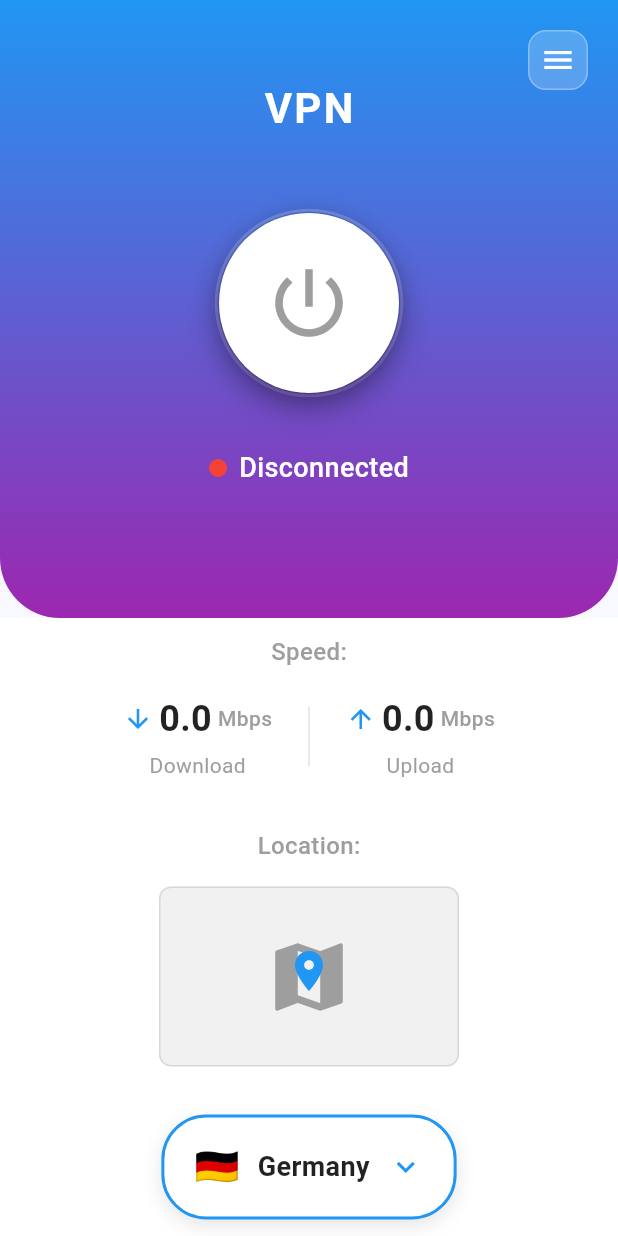
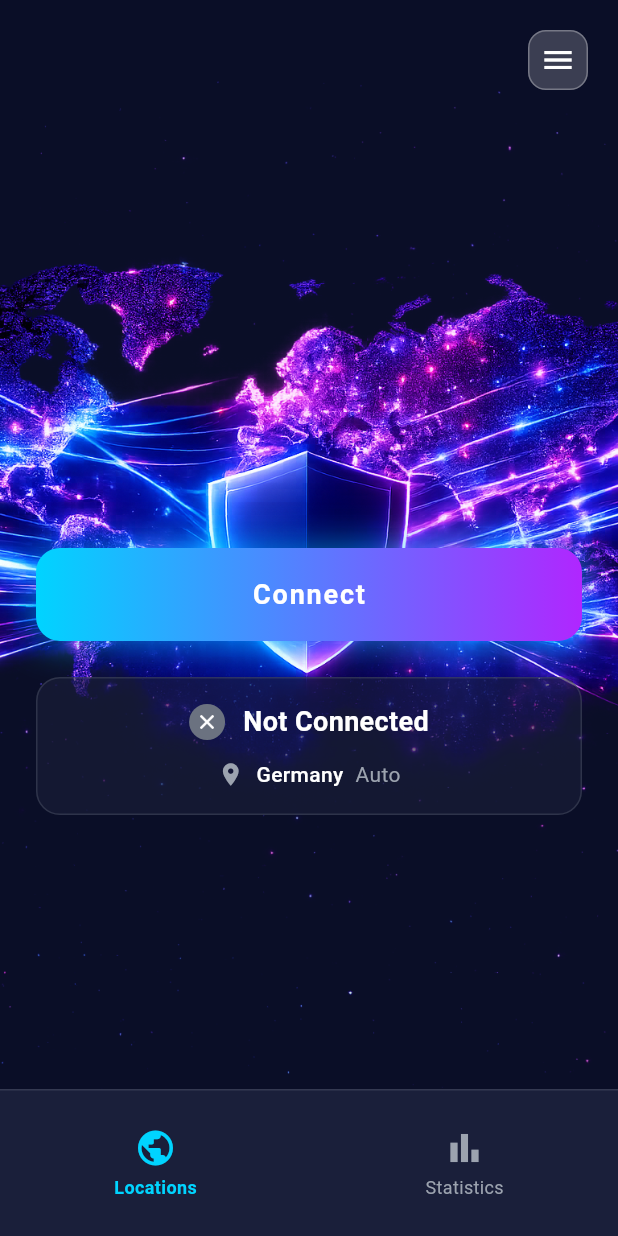
Before and after one commit to stepsharpnew/vpn, a Flutter app: the screen it shows after launch, on a phone screen of 412 x 824 dp. Run offline on Flutter 3.47's test engine with Material 3 defaults, Android fonts, the phone set to English and light mode, and no system bars.

Commit message:
refactor design to dark

```diff
--- a/test_app/lib/constants/app_colors.dart
+++ b/test_app/lib/constants/app_colors.dart
@@ -4,12 +4,26 @@ import 'package:flutter/material.dart';
 class AppColors {
   AppColors._();
 
+  // Темная тема
+  static const Color darkBackground = Color(0xFF0A0E27);
+  static const Color darkSurface = Color(0xFF1A1F3A);
+
+  // Акцентные цвета
+  static const Color neonBlue = Color(0xFF00D4FF);
+  static const Color neonPurple = Color(0xFFB026FF);
+  static const Color neonMagenta = Color(0xFFFF00E5);
+
+  // Статусы
+  static const Color connectedGreen = Color(0xFF00FF88);
+  static const Color disconnectedRed = Color(0xFFFF4444);
+  static const Color disconnectedGrey = Color(0xFF6B7280);
+
+  // Текст
+  static const Color textPrimary = Colors.white;
+  static const Color textSecondary = Color(0xFF9CA3AF);
+  static const Color white = Colors.white;
+
+  // Старые цвета (для совместимости)
   static const Color primaryBlue = Color(0xFF2196F3);
   static const Color primaryPurple = Color(0xFF9C27B0);
-  static const Color connectedGreen = Colors.green;
-  static const Color disconnectedRed = Colors.red;
-  static const Color disconnectedGrey = Colors.grey;
-  static const Color textPrimary = Colors.black87;
-  static const Color textSecondary = Colors.grey;
-  static const Color white = Colors.white;
 }
--- a/test_app/lib/home_screen.dart
+++ b/test_app/lib/home_screen.dart
@@ -2,17 +2,12 @@ import 'package:flutter/material.dart';
 import 'package:test_app/constants/app_colors.dart';
 import 'package:test_app/constants/app_constants.dart';
 import 'package:test_app/models/country.dart';
+import 'package:test_app/widgets/animated_background.dart';
 import 'package:test_app/widgets/app_drawer.dart';
-import 'package:test_app/widgets/connection_status.dart';
-import 'package:test_app/widgets/country_list_bottom_sheet.dart';
-import 'package:test_app/widgets/country_selector_button.dart';
-import 'package:test_app/widgets/gradient_header.dart';
-import 'package:test_app/widgets/gradient_title.dart';
+import 'package:test_app/widgets/bottom_navigation.dart';
+import 'package:test_app/widgets/connect_button.dart';
 import 'package:test_app/widgets/menu_button.dart';
-import 'package:test_app/widgets/power_button.dart';
-import 'package:test_app/widgets/section_header.dart';
-import 'package:test_app/widgets/speed_display.dart';
-import 'package:test_app/widgets/world_map.dart';
+import 'package:test_app/widgets/vpn_status_card.dart';
 
 class HomeScreen extends StatefulWidget {
   const HomeScreen({super.key});
@@ -23,49 +18,22 @@ class HomeScreen extends StatefulWidget {
 
 class _HomeScreenState extends State<HomeScreen> {
   bool _isConnected = false;
-  String? _ipAddress;
+  int _currentNavIndex = 0;
   Country _selectedCountry = const Country(
     name: AppConstants.defaultCountry,
     flag: AppConstants.defaultCountryFlag,
   );
 
-  // Примерные значения скорости (можно заменить на реальные)
-  String get _downloadSpeed => _isConnected ? '10.2' : '0.0';
-  String get _uploadSpeed => _isConnected ? '5.2' : '0.0';
-
   void _toggleConnection() {
     setState(() {
       _isConnected = !_isConnected;
-      if (_isConnected) {
-        // Генерируем примерный IP адрес при подключении
-        _ipAddress = _generateFakeIp();
-      } else {
-        // Очищаем IP при отключении
-        _ipAddress = null;
-      }
     });
   }
 
-  /// Генерирует примерный IP адрес для демонстрации
-  String _generateFakeIp() {
-    // Генерируем случайный IP в диапазоне VPN серверов
-    final random = DateTime.now().millisecondsSinceEpoch % 255;
-    return '185.${100 + (random % 50)}.${50 + (random % 100)}.${100 + (random % 155)}';
-  }
-
-  void _onCountrySelected(Country country) {
+  void _onNavTap(int index) {
     setState(() {
-      _selectedCountry = country;
+      _currentNavIndex = index;
     });
-  }
-
-  void _showCountrySelector() {
-    CountryListBottomSheet.show(
-      context: context,
-      countries: AppConstants.availableCountries,
-      selectedCountry: _selectedCountry.name,
-      onCountrySelected: _onCountrySelected,
-    );
   }
 
   final GlobalKey<ScaffoldState> _scaffoldKey = GlobalKey<ScaffoldState>();
@@ -78,80 +46,45 @@ class _HomeScreenState extends State<HomeScreen> {
   Widget build(BuildContext context) {
     return Scaffold(
       key: _scaffoldKey,
+      backgroundColor: AppColors.darkBackground,
       endDrawer: const AppDrawer(),
       body: SafeArea(
-        bottom: false,
-        child: Column(
-          children: [
-            // Верхняя часть с градиентом
-            Expanded(
-              flex: 1,
-              child: GradientHeader(
         child: Stack(
           children: [
-                    // Фиксированная структура, чтобы элементы не прыгали
+            // Анимированный фон (не кликабельный)
+            IgnorePointer(child: AnimatedBackground(isConnected: _isConnected)),
+            // Основной контент
             Column(
-                      mainAxisAlignment: MainAxisAlignment.center,
               children: [
-                        // Заголовок VPN (фиксированная высота)
-                        const SizedBox(height: 20),
-                        const GradientTitle(),
-                        const SizedBox(height: 40),
-                        // Кнопка питания (фиксированная высота)
-                        PowerButton(
+                // Картинка выше - занимает верхнюю часть
+                Expanded(flex: 2, child: Container()),
+                // Кнопка Connect под картинкой
+                Padding(
+                  padding: const EdgeInsets.symmetric(horizontal: 24),
+                  child: ConnectButton(
                     isConnected: _isConnected,
                     onTap: _toggleConnection,
                   ),
+                ),
                 const SizedBox(height: 24),
-                        // Статус подключения (фиксированная высота)
-                        ConnectionStatus(
+                // Карточка статуса
+                Padding(
+                  padding: const EdgeInsets.symmetric(horizontal: 24),
+                  child: VpnStatusCard(
                     isConnected: _isConnected,
-                          ipAddress: _ipAddress,
+                    serverName: _selectedCountry.name,
                   ),
-                        const SizedBox(height: 20), // Компенсация для фиксированной высоты
+                ),
+                const Spacer(),
+                // Нижняя навигация
+                VpnBottomNavigation(
+                  currentIndex: _currentNavIndex,
+                  onTap: _onNavTap,
+                ),
               ],
             ),
             // Кнопка меню в правом верхнем углу
-                    Positioned(
-                      top: 20,
-                      right: 20,
-                      child: MenuButton(
-                        onTap: _openMenu,
-                      ),
-                    ),
-                  ],
-                ),
-              ),
-            ),
-          // Нижняя часть с информацией
-          Expanded(
-            flex: 1,
-            child: Container(
-              color: AppColors.white,
-              child: Padding(
-                padding: const EdgeInsets.symmetric(horizontal: 32),
-                child: Column(
-                  mainAxisAlignment: MainAxisAlignment.center,
-                  children: [
-                    SpeedDisplay(
-                      downloadSpeed: _downloadSpeed,
-                      uploadSpeed: _uploadSpeed,
-                    ),
-                    const SizedBox(height: 32),
-                    const SectionHeader(title: 'Location:'),
-                    const SizedBox(height: 16),
-                    const WorldMap(),
-                    const SizedBox(height: 32),
-                    CountrySelectorButton(
-                      countryName: _selectedCountry.name,
-                      countryFlag: _selectedCountry.flag,
-                      onTap: _showCountrySelector,
-                    ),
-                  ],
-                ),
-              ),
-            ),
-          ),
+            Positioned(top: 20, right: 20, child: MenuButton(onTap: _openMenu)),
           ],
         ),
       ),
--- a/test_app/lib/main.dart
+++ b/test_app/lib/main.dart
@@ -1,4 +1,5 @@
 import 'package:flutter/material.dart';
+import 'package:test_app/constants/app_colors.dart';
 import 'home_screen.dart';
 
 void main() {
@@ -12,10 +13,17 @@ class MyApp extends StatelessWidget {
   Widget build(BuildContext context) {
     return MaterialApp(
       title: 'VPN',
-      debugShowCheckedModeBanner: false, // Убираем DEBUG надпись
+      debugShowCheckedModeBanner: false,
       theme: ThemeData(
-        colorScheme: ColorScheme.fromSeed(seedColor: Colors.blue),
         useMaterial3: true,
+        brightness: Brightness.dark,
+        scaffoldBackgroundColor: AppColors.darkBackground,
+        colorScheme: const ColorScheme.dark(
+          primary: AppColors.neonBlue,
+          secondary: AppColors.neonPurple,
+          surface: AppColors.darkSurface,
+          background: AppColors.darkBackground,
+        ),
       ),
       home: const HomeScreen(),
     );
--- /dev/null
+++ b/test_app/lib/widgets/animated_background.dart
@@ -0,0 +1,44 @@
+import 'package:flutter/material.dart';
+import 'package:test_app/constants/app_colors.dart';
+
+/// Фон с изображением карты мира и светящимися линиями
+class AnimatedBackground extends StatelessWidget {
+  final bool isConnected;
+
+  const AnimatedBackground({
+    super.key,
+    required this.isConnected,
+  });
+
+  @override
+  Widget build(BuildContext context) {
+    return Container(
+      decoration: const BoxDecoration(
+        color: AppColors.darkBackground,
+      ),
+      child: Stack(
+        fit: StackFit.expand,
+        children: [
+          // Изображение фона
+          Image.asset(
+            'assets/images/FIX.png',
+            fit: BoxFit.cover,
+            errorBuilder: (context, error, stackTrace) {
+              // Если изображение не найдено, показываем темный фон
+              return Container(
+                color: AppColors.darkBackground,
+                child: const Center(
+                  child: Icon(
+                    Icons.image_not_supported,
+                    color: AppColors.textSecondary,
+                    size: 48,
+                  ),
+                ),
+              );
+            },
+          ),
+        ],
+      ),
+    );
+  }
+}
--- a/test_app/lib/widgets/app_drawer.dart
+++ b/test_app/lib/widgets/app_drawer.dart
@@ -8,6 +8,7 @@ class AppDrawer extends StatelessWidget {
   @override
   Widget build(BuildContext context) {
     return Drawer(
+      backgroundColor: AppColors.darkSurface,
       child: Column(
         children: [
           // Заголовок с аватаром
@@ -24,8 +25,8 @@ class AppDrawer extends StatelessWidget {
                 begin: Alignment.topLeft,
                 end: Alignment.bottomRight,
                 colors: [
-                  AppColors.primaryBlue,
-                  AppColors.primaryPurple,
+                  AppColors.neonBlue,
+                  AppColors.neonPurple,
                 ],
               ),
             ),
@@ -148,11 +149,12 @@ class _DrawerItem extends StatelessWidget {
     return ListTile(
       leading: Icon(
         icon,
-        color: AppColors.primaryBlue,
+        color: AppColors.neonBlue,
       ),
       title: Text(
         title,
         style: const TextStyle(
+          color: AppColors.textPrimary,
           fontSize: 16,
           fontWeight: FontWeight.w500,
         ),
--- /dev/null
+++ b/test_app/lib/widgets/bottom_navigation.dart
@@ -0,0 +1,86 @@
+import 'package:flutter/material.dart';
+import 'package:test_app/constants/app_colors.dart';
+
+/// Нижняя навигация с Locations и Statistics
+class VpnBottomNavigation extends StatelessWidget {
+  final int currentIndex;
+  final Function(int) onTap;
+
+  const VpnBottomNavigation({
+    super.key,
+    required this.currentIndex,
+    required this.onTap,
+  });
+
+  @override
+  Widget build(BuildContext context) {
+    return Container(
+      padding: const EdgeInsets.symmetric(vertical: 16),
+      decoration: BoxDecoration(
+        color: AppColors.darkSurface,
+        border: Border(
+          top: BorderSide(
+            color: AppColors.textSecondary.withOpacity(0.2),
+            width: 1,
+          ),
+        ),
+      ),
+      child: Row(
+        mainAxisAlignment: MainAxisAlignment.spaceAround,
+        children: [
+          _buildNavItem(
+            icon: Icons.public,
+            label: 'Locations',
+            index: 0,
+          ),
+          _buildNavItem(
+            icon: Icons.bar_chart,
+            label: 'Statistics',
+            index: 1,
+          ),
+        ],
+      ),
+    );
+  }
+
+  Widget _buildNavItem({
+    required IconData icon,
+    required String label,
+    required int index,
+  }) {
+    final isSelected = currentIndex == index;
+    return Material(
+      color: Colors.transparent,
+      child: InkWell(
+        onTap: () => onTap(index),
+        borderRadius: BorderRadius.circular(8),
+        child: Padding(
+          padding: const EdgeInsets.symmetric(horizontal: 16, vertical: 8),
+          child: Column(
+            mainAxisSize: MainAxisSize.min,
+            children: [
+              Icon(
+                icon,
+                color: isSelected
+                    ? AppColors.neonBlue
+                    : AppColors.textSecondary,
+                size: 28,
+              ),
+              const SizedBox(height: 4),
+              Text(
+                label,
+                style: TextStyle(
+                  color: isSelected
+                      ? AppColors.neonBlue
+                      : AppColors.textSecondary,
+                  fontSize: 12,
+                  fontWeight: isSelected ? FontWeight.w600 : FontWeight.w400,
+                ),
+              ),
+            ],
+          ),
+        ),
+      ),
+    );
+  }
+}
--- /dev/null
+++ b/test_app/lib/widgets/connect_button.dart
@@ -0,0 +1,64 @@
+import 'package:flutter/material.dart';
+import 'package:test_app/constants/app_colors.dart';
+
+/// Большая кнопка Connect/Disconnect
+class ConnectButton extends StatelessWidget {
+  final bool isConnected;
+  final VoidCallback onTap;
+
+  const ConnectButton({
+    super.key,
+    required this.isConnected,
+    required this.onTap,
+  });
+
+  @override
+  Widget build(BuildContext context) {
+    return Material(
+      color: Colors.transparent,
+      child: InkWell(
+        onTap: onTap,
+        borderRadius: BorderRadius.circular(16),
+        child: Container(
+          width: double.infinity,
+          padding: const EdgeInsets.symmetric(vertical: 18),
+          decoration: BoxDecoration(
+            gradient: LinearGradient(
+              colors: isConnected
+                  ? [
+                      AppColors.neonPurple,
+                      AppColors.neonMagenta,
+                    ]
+                  : [
+                      AppColors.neonBlue,
+                      AppColors.neonPurple,
+                    ],
+            ),
+            borderRadius: BorderRadius.circular(16),
+            boxShadow: [
+              BoxShadow(
+                color: (isConnected
+                        ? AppColors.neonMagenta
+                        : AppColors.neonBlue)
+                    .withOpacity(0.5),
+                blurRadius: 20,
+                spreadRadius: 2,
+              ),
+            ],
+          ),
+          child: Center(
+            child: Text(
+              isConnected ? 'Disconnect' : 'Connect',
+              style: const TextStyle(
+                color: AppColors.white,
+                fontSize: 18,
+                fontWeight: FontWeight.bold,
+                letterSpacing: 1.2,
+              ),
+            ),
+          ),
+        ),
+      ),
+    );
+  }
+}
--- /dev/null
+++ b/test_app/lib/widgets/shield_icon.dart
@@ -0,0 +1,80 @@
+import 'package:flutter/material.dart';
+import 'package:test_app/constants/app_colors.dart';
+
+/// Большой щит в центре экрана
+class ShieldIcon extends StatelessWidget {
+  final bool isConnected;
+
+  const ShieldIcon({
+    super.key,
+    required this.isConnected,
+  });
+
+  @override
+  Widget build(BuildContext context) {
+    return Container(
+      width: 120,
+      height: 140,
+      decoration: BoxDecoration(
+        gradient: LinearGradient(
+          begin: Alignment.topLeft,
+          end: Alignment.bottomRight,
+          colors: isConnected
+              ? [
+                  AppColors.neonBlue,
+                  AppColors.neonPurple,
+                ]
+              : [
+                  AppColors.neonBlue.withOpacity(0.6),
+                  AppColors.neonPurple.withOpacity(0.6),
+                ],
+        ),
+        borderRadius: BorderRadius.circular(20),
+        boxShadow: [
+          BoxShadow(
+            color: (isConnected ? AppColors.neonBlue : AppColors.neonBlue.withOpacity(0.3))
+                .withOpacity(0.5),
+            blurRadius: 30,
+            spreadRadius: 5,
+          ),
+        ],
+      ),
+      child: Stack(
+        children: [
+          // Внутренний градиент
+          Container(
+            decoration: BoxDecoration(
+              gradient: LinearGradient(
+                begin: Alignment.topLeft,
+                end: Alignment.bottomRight,
+                colors: [
+                  Colors.white.withOpacity(0.2),
+                  Colors.transparent,
+                ],
+              ),
+              borderRadius: BorderRadius.circular(20),
+            ),
+          ),
+          // Иконка щита
+          Center(
+            child: Icon(
+              Icons.security,
+              size: 70,
+              color: Colors.white.withOpacity(0.9),
+            ),
+          ),
+          // Обводка
+          Container(
+            decoration: BoxDecoration(
+              border: Border.all(
+                color: AppColors.neonBlue.withOpacity(0.5),
+                width: 2,
+              ),
+              borderRadius: BorderRadius.circular(20),
+            ),
+          ),
+        ],
+      ),
+    );
+  }
+}
--- /dev/null
+++ b/test_app/lib/widgets/vpn_status_card.dart
@@ -0,0 +1,95 @@
+import 'package:flutter/material.dart';
+import 'package:test_app/constants/app_colors.dart';
+
+/// Карточка статуса VPN с информацией о сервере
+class VpnStatusCard extends StatelessWidget {
+  final bool isConnected;
+  final String serverName;
+
+  const VpnStatusCard({
+    super.key,
+    required this.isConnected,
+    this.serverName = 'Optimal Server',
+  });
+
+  @override
+  Widget build(BuildContext context) {
+    return Container(
+      padding: const EdgeInsets.symmetric(horizontal: 20, vertical: 16),
+      decoration: BoxDecoration(
+        color: AppColors.darkSurface.withOpacity(0.6),
+        borderRadius: BorderRadius.circular(16),
+        border: Border.all(
+          color: isConnected
+              ? AppColors.connectedGreen.withOpacity(0.3)
+              : AppColors.disconnectedGrey.withOpacity(0.3),
+          width: 1,
+        ),
+      ),
+      child: Column(
+        mainAxisSize: MainAxisSize.min,
+        children: [
+          // Статус Connected/Not Connected
+          Row(
+            mainAxisAlignment: MainAxisAlignment.center,
+            children: [
+              Container(
+                width: 24,
+                height: 24,
+                decoration: BoxDecoration(
+                  color: isConnected
+                      ? AppColors.connectedGreen
+                      : AppColors.disconnectedGrey,
+                  shape: BoxShape.circle,
+                ),
+                child: Icon(
+                  isConnected ? Icons.check : Icons.close,
+                  size: 16,
+                  color: Colors.white,
+                ),
+              ),
+              const SizedBox(width: 12),
+              Text(
+                isConnected ? 'Connected' : 'Not Connected',
+                style: const TextStyle(
+                  color: AppColors.textPrimary,
+                  fontSize: 18,
+                  fontWeight: FontWeight.w600,
+                ),
+              ),
+            ],
+          ),
+          const SizedBox(height: 12),
+          // Информация о сервере
+          Row(
+            mainAxisAlignment: MainAxisAlignment.center,
+            children: [
+              const Icon(
+                Icons.location_on,
+                color: AppColors.textSecondary,
+                size: 18,
+              ),
+              const SizedBox(width: 8),
+              Text(
+                serverName,
+                style: const TextStyle(
+                  color: AppColors.textPrimary,
+                  fontSize: 14,
+                  fontWeight: FontWeight.w500,
+                ),
+              ),
+              const SizedBox(width: 8),
+              const Text(
+                'Auto',
+                style: TextStyle(
+                  color: AppColors.textSecondary,
+                  fontSize: 14,
+                ),
+              ),
+            ],
+          ),
+        ],
+      ),
+    );
+  }
+}
```
Also changed, not shown: test_app/assets/images/FIX.png (added), test_app/assets/images/connected.png (added), test_app/assets/images/disconnected.png (added). Lines whose indentation alone changed are shown as unchanged.
